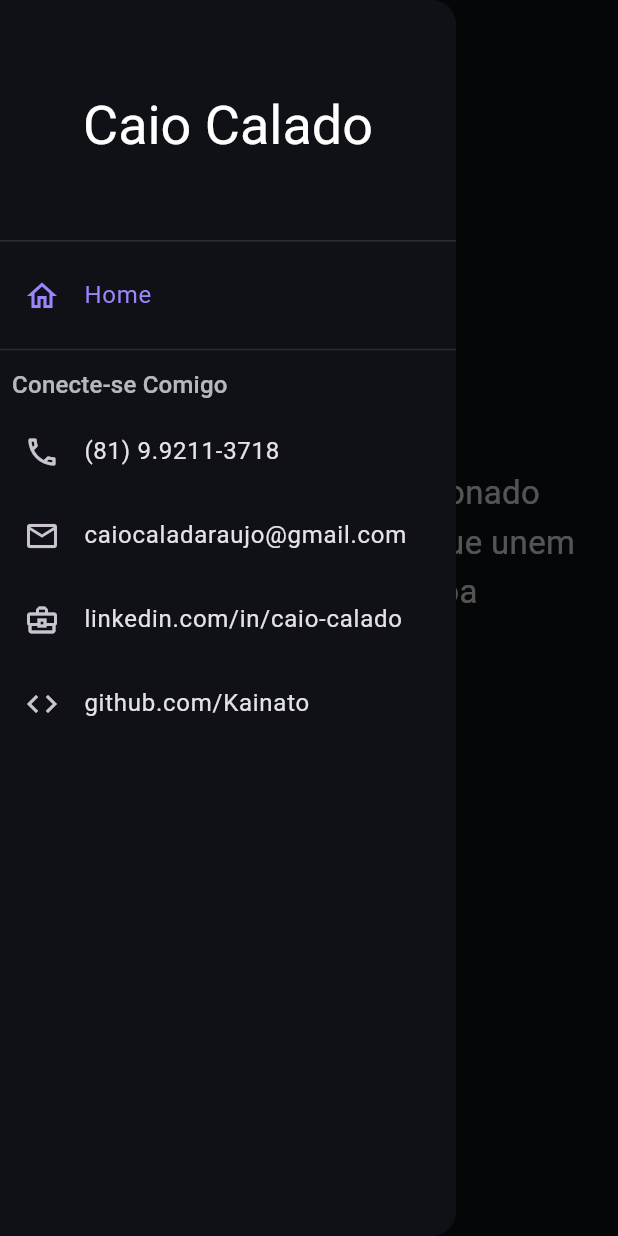
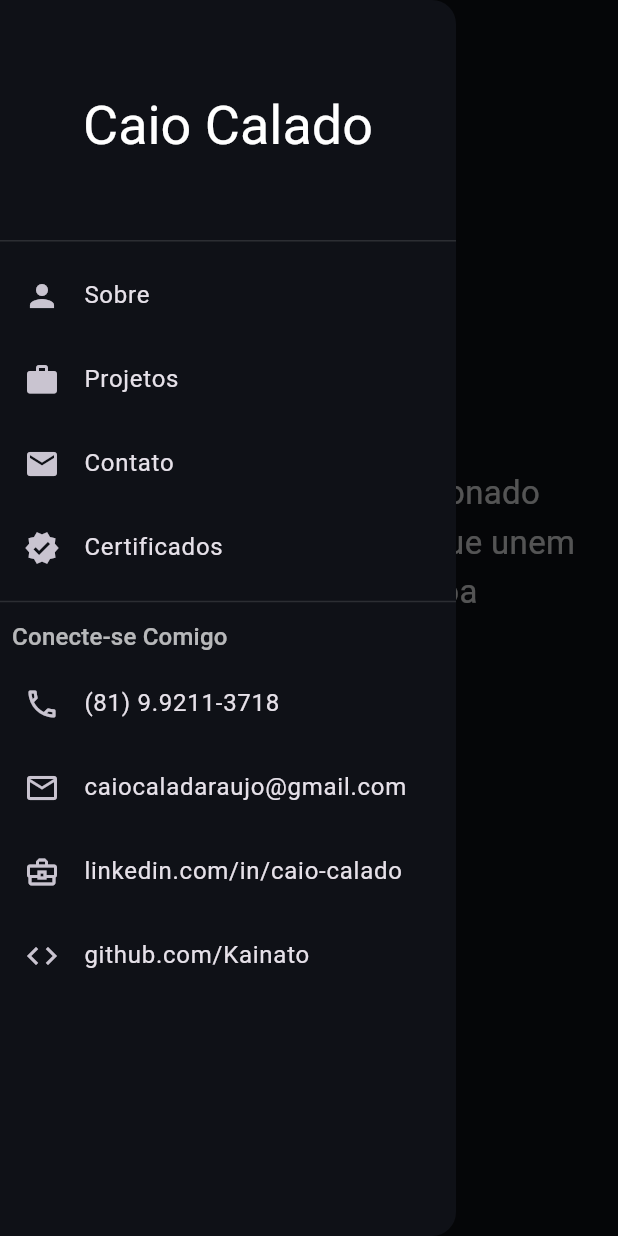
Before and after one commit to Kainato/kainato_portfolio, a Flutter app: the screen it shows after launch, with the side drawer open, on a phone screen of 412 x 824 dp. Run offline on Flutter 3.47's test engine with Material 3 defaults, Android fonts, the phone set to English and light mode, and no system bars.

Commit message:
Centraliza navegação de AppBar e Drawer
Adiciona configuração centralizada de navegação e refatora KpAppBar e KpDrawer para utilizar novos itens de navegação

```diff
--- /dev/null
+++ b/lib/core/data/navigation_config.dart
@@ -0,0 +1,82 @@
+import 'package:flutter/material.dart';
+
+import '../routes/kp_routes.dart';
+
+/// Item de navegação que pode ser usado tanto no AppBar quanto no Drawer
+class NavigationItem {
+  final String id;
+  final String label;
+  final IconData icon;
+  final String? routePath;
+  final String? externalUrl;
+  final String semanticLabel;
+
+  const NavigationItem({
+    required this.id,
+    required this.label,
+    required this.icon,
+    required this.semanticLabel,
+    this.routePath,
+    this.externalUrl,
+  });
+
+  bool get isRoute => routePath != null;
+  bool get isExternal => externalUrl != null;
+}
+
+/// Configuração centralizada de navegação para toda a aplicação
+class NavigationConfig {
+  /// Itens de navegação principal (exibidos em AppBar e Drawer)
+  static const List<NavigationItem> mainItems = [
+    NavigationItem(
+      id: 'sobre',
+      label: 'Sobre',
+      icon: Icons.person,
+      routePath: '/home',
+      semanticLabel: 'Ir para a seção Sobre',
+    ),
+    NavigationItem(
+      id: 'projetos',
+      label: 'Projetos',
+      icon: Icons.work,
+      routePath: '/home',
+      semanticLabel: 'Ir para a seção Projetos',
+    ),
+    NavigationItem(
+      id: 'contato',
+      label: 'Contato',
+      icon: Icons.email,
+      routePath: '/home',
+      semanticLabel: 'Ir para a seção Contato',
+    ),
+    NavigationItem(
+      id: 'certificados',
+      label: 'Certificados',
+      icon: Icons.verified,
+      externalUrl:
+          'https://www.linkedin.com/in/kainato/details/certifications/',
+      semanticLabel: 'Abrir certificações no LinkedIn',
+    ),
+  ];
+
+  /// Itens de rota (para o Drawer)
+  static List<NavigationItem> get routeItems => [
+    for (final route in KpRoutes.values)
+      NavigationItem(
+        id: route.name,
+        label: route.name,
+        icon: route.icon,
+        routePath: route.path,
+        semanticLabel: 'Ir para a página ${route.name}',
+      ),
+  ];
+
+  /// Obtém um item pelo ID
+  static NavigationItem? getItemById(String id) {
+    try {
+      return mainItems.firstWhere((item) => item.id == id);
+    } catch (e) {
+      return null;
+    }
+  }
+}
--- a/lib/widgets/drawer/kp_drawer.dart
+++ b/lib/widgets/drawer/kp_drawer.dart
@@ -1,6 +1,7 @@
 import 'package:flutter/material.dart';
 import 'package:kainato_portfolio/widgets/base/kp_drawer_list_tile.dart';
 
+import '../../core/data/navigation_config.dart';
 import '../../core/data/portfolio_data.dart';
 import '../../core/extension/context_extension.dart';
 import '../../core/extension/text_extension.dart';
@@ -32,16 +33,13 @@ class KpDrawer extends StatelessWidget {
                 child: Text(PortfolioData.name, style: context.displaySmall),
               ),
             ),
-            for (final r in KpRoutes.values)
+            for (final item in NavigationConfig.mainItems)
               KpDrawerListTile(
-                semanticLabel: 'Ir para a página ${r.name}',
-                selected: r == route,
-                label: r.name,
-                icon: r.icon,
-                onTap: () {
-                  Navigator.pop(context);
-                  if (r != route) Navigator.of(context).pushNamed(r.path);
-                },
+                semanticLabel: item.semanticLabel,
+                selected: false,
+                label: item.label,
+                icon: item.icon,
+                onTap: () => _handleItemTap(context, item),
               ),
             const Divider(),
             Text("Conecte-se Comigo", style: context.titleMedium).padding(
@@ -64,4 +62,14 @@ class KpDrawer extends StatelessWidget {
       ),
     );
   }
+
+  void _handleItemTap(BuildContext context, NavigationItem item) {
+    Navigator.pop(context);
+
+    if (item.isExternal) {
+      openExternalUrl(context, item.externalUrl!);
+    } else if (item.isRoute) {
+      onSectionTap?.call(item.id);
+    }
+  }
 }
--- a/lib/widgets/layout/kp_app_bar.dart
+++ b/lib/widgets/layout/kp_app_bar.dart
@@ -1,19 +1,10 @@
 import 'package:flutter/material.dart';
 
+import '../../core/data/navigation_config.dart';
 import '../../core/extension/context_extension.dart';
 import '../../core/routes/kp_routes.dart';
 import '../../core/utils/kp_launcher.dart';
 import '../base/kp_appbar_action.dart';
-
-class _NavSection {
-  final String id;
-  final String label;
-  final String? externalUrl;
-
-  const _NavSection({required this.id, required this.label, this.externalUrl});
-
-  bool get isExternal => externalUrl != null;
-}
 
 class KpAppBar extends StatelessWidget implements PreferredSizeWidget {
   /// A rota (página) atual exibida no app bar.
@@ -33,19 +24,6 @@ class KpAppBar extends StatelessWidget implements PreferredSizeWidget {
     this.onSectionTap,
   });
 
-  /// Seções de navegação disponíveis no app bar.
-  static const _sections = [
-    _NavSection(id: 'sobre', label: 'Sobre'),
-    _NavSection(id: 'projetos', label: 'Projetos'),
-    _NavSection(id: 'contato', label: 'Contato'),
-    _NavSection(
-      id: 'certificados',
-      label: 'Certificados',
-      externalUrl:
-          'https://www.linkedin.com/in/kainato/details/certifications/',
-    ),
-  ];
-
   @override
   Widget build(BuildContext context) {
     final bool isMobile = context.isMobile;
@@ -54,10 +32,10 @@ class KpAppBar extends StatelessWidget implements PreferredSizeWidget {
       title: const Text('Caio Calado'),
       actions: [
         if (!isMobile) ...[
-          for (final section in _sections)
+          for (final item in NavigationConfig.mainItems)
             KpAppbarAction(
-              label: section.label,
-              onSectionTap: () => _handleSectionTap(context, section),
+              label: item.label,
+              onSectionTap: () => _handleSectionTap(context, item),
             ),
           const SizedBox(width: 8),
         ],
@@ -65,11 +43,11 @@ class KpAppBar extends StatelessWidget implements PreferredSizeWidget {
     );
   }
 
-  void _handleSectionTap(BuildContext context, _NavSection section) {
-    if (section.isExternal) {
-      openExternalUrl(context, section.externalUrl!);
+  void _handleSectionTap(BuildContext context, NavigationItem item) {
+    if (item.isExternal) {
+      openExternalUrl(context, item.externalUrl!);
     } else {
-      onSectionTap?.call(section.id);
+      onSectionTap?.call(item.id);
     }
   }
 
```
